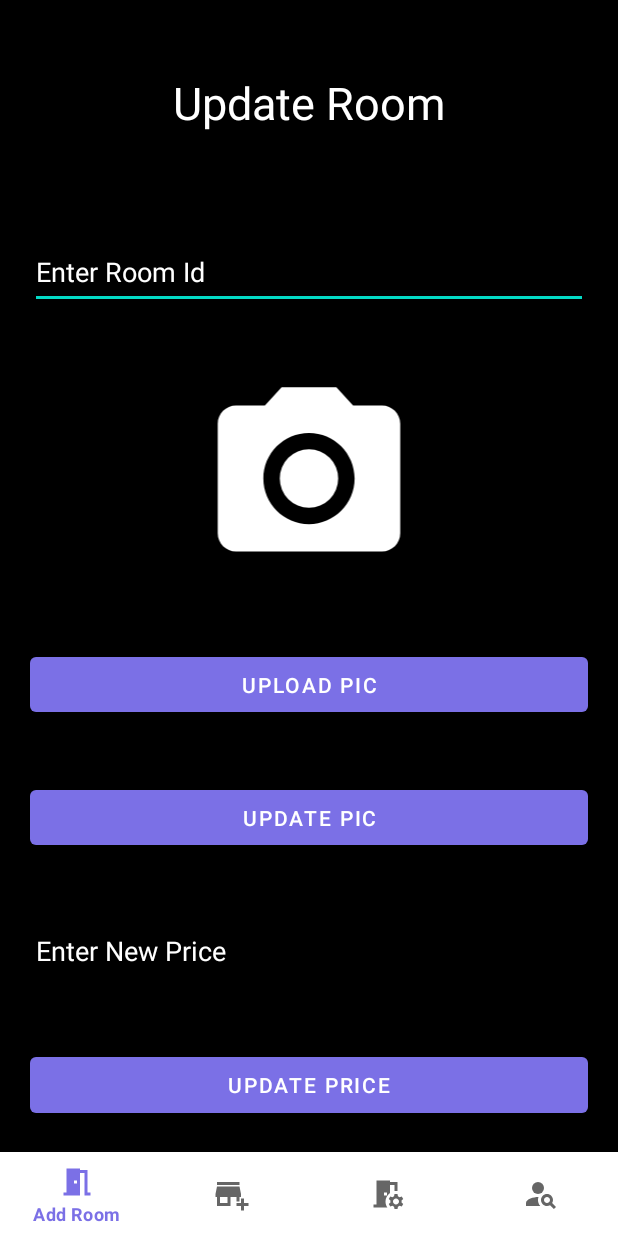
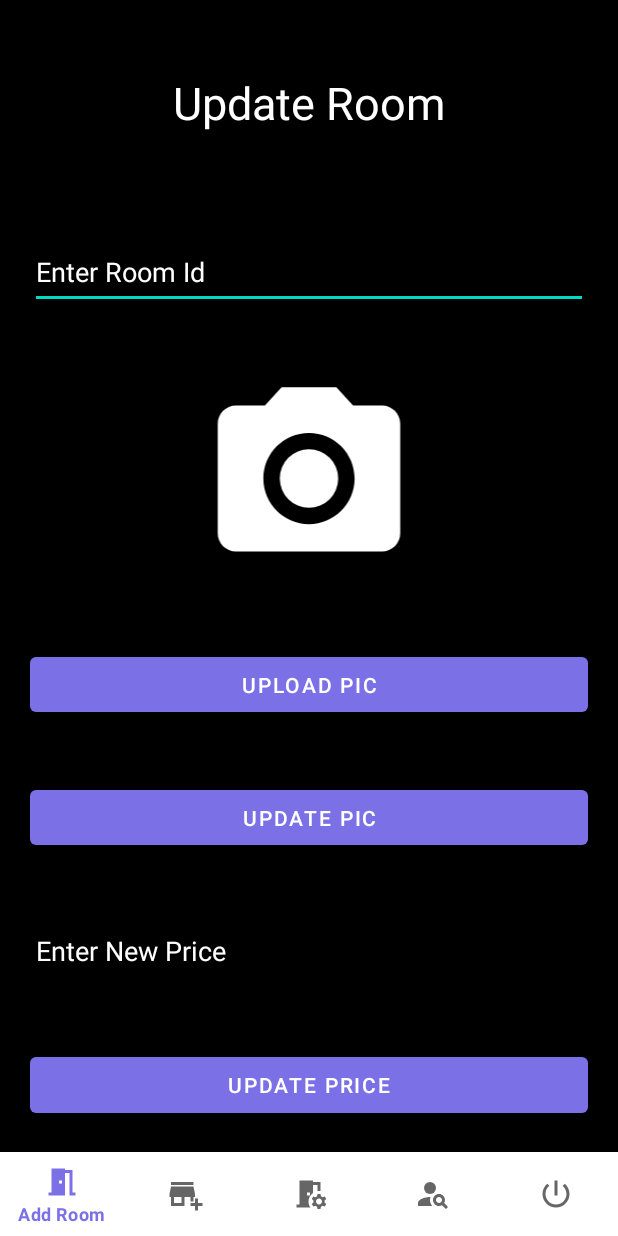
Before and after one commit to ShahabBngsh/HotelManagementApp, an Android app: the ManagerNavigationActivity screen opened directly, with no data from a screen before it, on a phone screen of 412 x 824 dp. Run offline under Robolectric (Android 15) with nearby library versions, the phone set to English and light mode, and no system bars; our stand-ins replace Firebase (no records; nobody signed in at launch, a user with empty details on screens opened directly).

```diff
--- a/app/src/main/java/com/shahab/hms/ManagerNavigationActivity.java
+++ b/app/src/main/java/com/shahab/hms/ManagerNavigationActivity.java
@@ -39,6 +39,9 @@ public class ManagerNavigationActivity extends AppCompatActivity {
                 case R.id.customerDetail:
                     appFragment=new CustomerDetailsFragment();
                     break;
+                case R.id.payments:
+                    appFragment=new PaymentFragment();
+                    break;
             }
             getSupportFragmentManager().beginTransaction().replace(R.id.container,appFragment).commit();
             return true;
--- a/app/src/main/res/menu/manager_menu.xml
+++ b/app/src/main/res/menu/manager_menu.xml
@@ -17,4 +17,9 @@
         android:title="Customer Detail"
         android:icon="@drawable/ic_baseline_person_search_24"/>
 
+    <item
+        android:id="@+id/payments"
+        android:title="Payment"
+        android:icon="@drawable/ic_baseline_power_settings_new_24"/>
+
 </menu>
```
Also changed, not shown: app/src/main/java/com/shahab/hms/PaymentFragment.java (+14 -0 lines).
